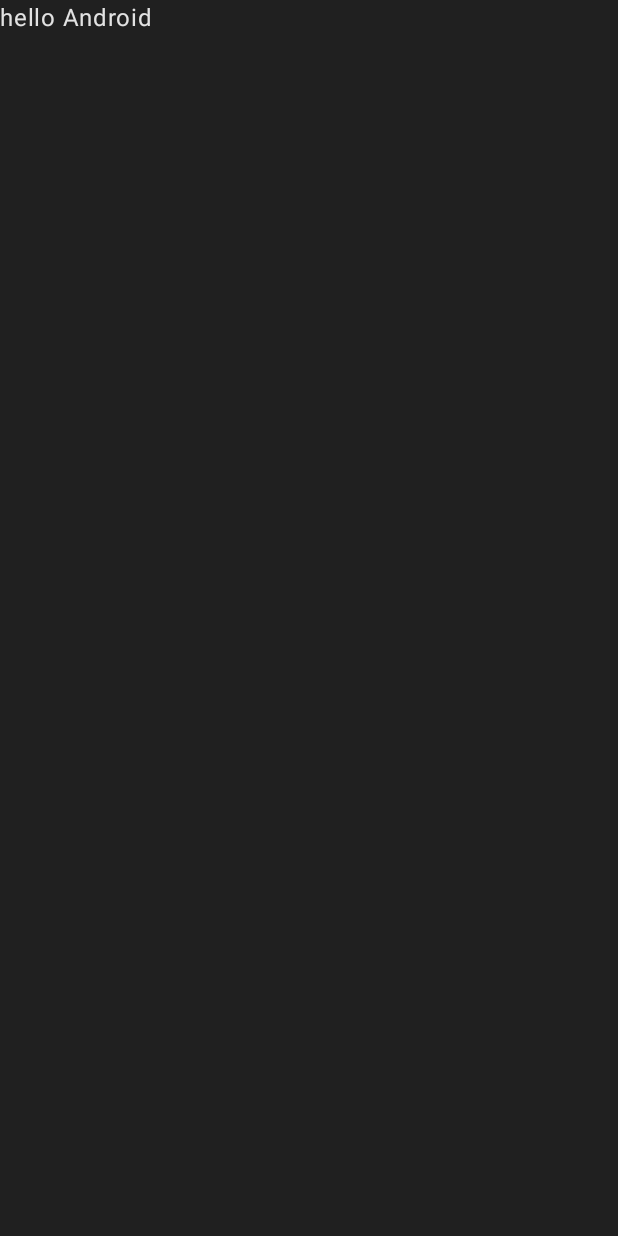
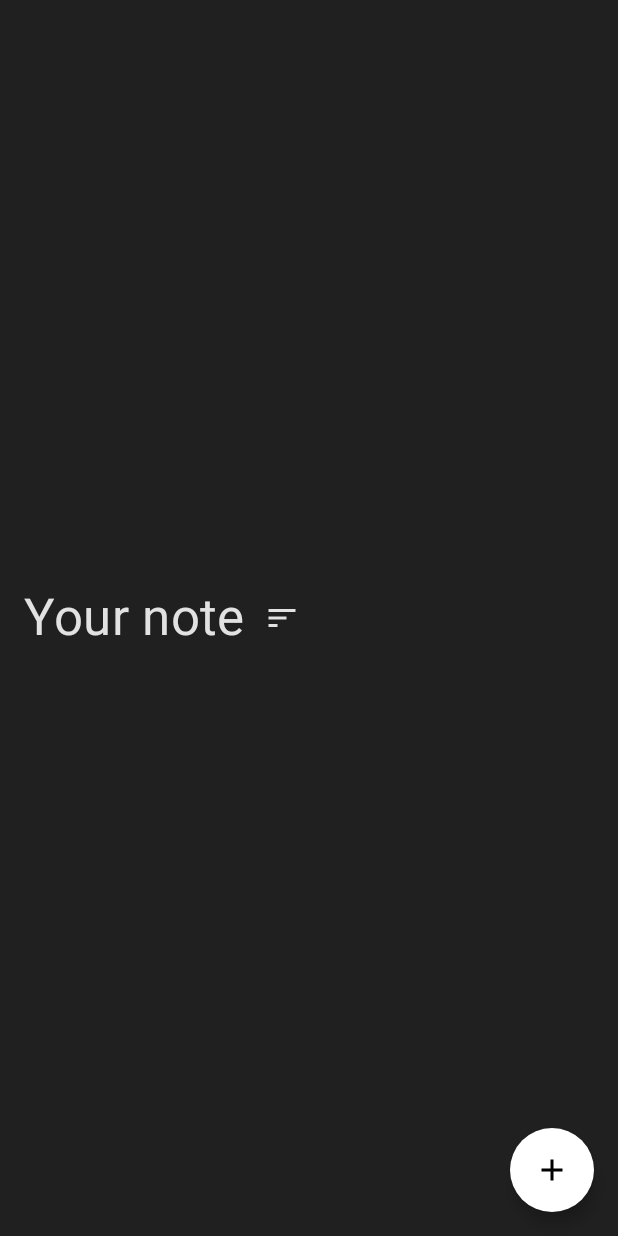
Before and after one commit to Belal123-hub/Notes-App, an Android app built with Jetpack Compose: the screen it shows after launch (MainActivity), on a phone screen of 412 x 824 dp. Before the commit the screen is almost empty. Run offline under Robolectric (Android 15) with nearby library versions, the phone set to English and light mode, and no system bars; our stand-ins replace Dagger/Hilt's generated code, Room's generated code.

```diff
--- a/app/src/main/java/com/example/notesapp/feature_note/presentation/MainActivity.kt
+++ b/app/src/main/java/com/example/notesapp/feature_note/presentation/MainActivity.kt
@@ -3,6 +3,7 @@ package com.example.notesapp.feature_note.presentation
 import android.os.Bundle
 import androidx.activity.ComponentActivity
 import androidx.activity.compose.setContent
+import androidx.compose.animation.ExperimentalAnimationApi
 import androidx.compose.foundation.layout.fillMaxSize
 import androidx.compose.material.MaterialTheme
 import androidx.compose.material.Surface
@@ -11,9 +12,20 @@ import androidx.compose.runtime.Composable
 import androidx.compose.ui.tooling.preview.Preview
 
 import androidx.compose.ui.Modifier
+import androidx.navigation.NavType
+import androidx.navigation.compose.NavHost
+import androidx.navigation.compose.composable
+import androidx.navigation.compose.rememberNavController
+import androidx.navigation.navArgument
+import com.example.notesapp.feature_note.presentation.add_edit_note.AddEditNoteScreen
+import com.example.notesapp.feature_note.presentation.notes.NotesScreen
+import com.example.notesapp.feature_note.presentation.util.Screen
 import com.example.notesapp.ui.theme.NotesTheme
+import dagger.hilt.android.AndroidEntryPoint
 
+@AndroidEntryPoint
 class MainActivity : ComponentActivity() {
+    @ExperimentalAnimationApi
     override fun onCreate(savedInstanceState: Bundle?) {
         super.onCreate(savedInstanceState)
         setContent {
@@ -23,20 +35,42 @@ class MainActivity : ComponentActivity() {
                     modifier = Modifier.fillMaxSize(),
                     color = MaterialTheme.colors.background
                 ) {
-                    Greetings("Android")
+                    val navController = rememberNavController()
+                    NavHost(
+                        navController = navController ,
+                        startDestination = Screen.NotesScreen.route
+                    ){
+                        composable(route = Screen.NotesScreen.route){
+                            NotesScreen(navController = navController)
+                        }
+                        composable(
+                            route = Screen.AddEditNoteScreen.route +
+                                "?noteId={noteId}&noteColor={noteColor}",
+                            arguments = listOf(
+                                navArgument(
+                                    name = "noteId"
+                                ){
+                                    type = NavType.IntType
+                                    defaultValue = -1
+                                },
+                                navArgument(
+                                    name = "noteColor"
+                                ){
+                                    type = NavType.IntType
+                                    defaultValue = -1
+                                }
+                            )
+                        )
+                        {
+                            val color = it.arguments?.getInt("noteColor") ?: -1
+                            AddEditNoteScreen(
+                                navController = navController,
+                                noteColor = color
+                            )
+                        }
+                    }
                 }
             }
         }
     }
 }
-
-@Composable
-fun Greetings(name:String){
-    Text(text ="hello $name")
-}
-
-@Preview
-@Composable
-fun GreetingPreview(){
-    Greetings(name = "android")
-}
--- /dev/null
+++ b/app/src/main/java/com/example/notesapp/feature_note/presentation/util/Screen.kt
@@ -0,0 +1,6 @@
+package com.example.notesapp.feature_note.presentation.util
+
+sealed class Screen(val route: String){
+    object NotesScreen: Screen("notesScreen")
+    object AddEditNoteScreen: Screen("add_edit_note_screen")
+}
--- a/gradle/libs.versions.toml
+++ b/gradle/libs.versions.toml
@@ -1,5 +1,6 @@
 [versions]
 agp = "8.3.2"
+hilt = "2.46.1"
 kotlin = "1.9.0"
 coreKtx = "1.13.1"
 junit = "4.13.2"
@@ -26,6 +27,9 @@ androidx-ui-test-manifest = { group = "androidx.compose.ui", name = "ui-test-man
 androidx-ui-test-junit4 = { group = "androidx.compose.ui", name = "ui-test-junit4" }
 androidx-material3 = { group = "androidx.compose.material3", name = "material3" }
 androidx-material3-android = { group = "androidx.compose.material3", name = "material3-android", version.ref = "material3Android" }
+hilt-android = { module = "com.google.dagger:hilt-android", version.ref = "hilt" }
+hilt-compiler = { module = "com.google.dagger:hilt-compiler", version.ref = "hilt" }
+kotlin-stdlib = { module = "org.jetbrains.kotlin:kotlin-stdlib", version.ref = "kotlin" }
 
 [plugins]
 androidApplication = { id = "com.android.application", version.ref = "agp" }
```
Also changed, not shown: app/src/main/java/com/example/notesapp/feature_note/presentation/add_edit_note/AddEditNoteScreen.kt (added, +151 -0 lines), app/src/main/java/com/example/notesapp/feature_note/presentation/add_edit_note/components/TransparentHintTextField.kt (added, +41 -0 lines).
